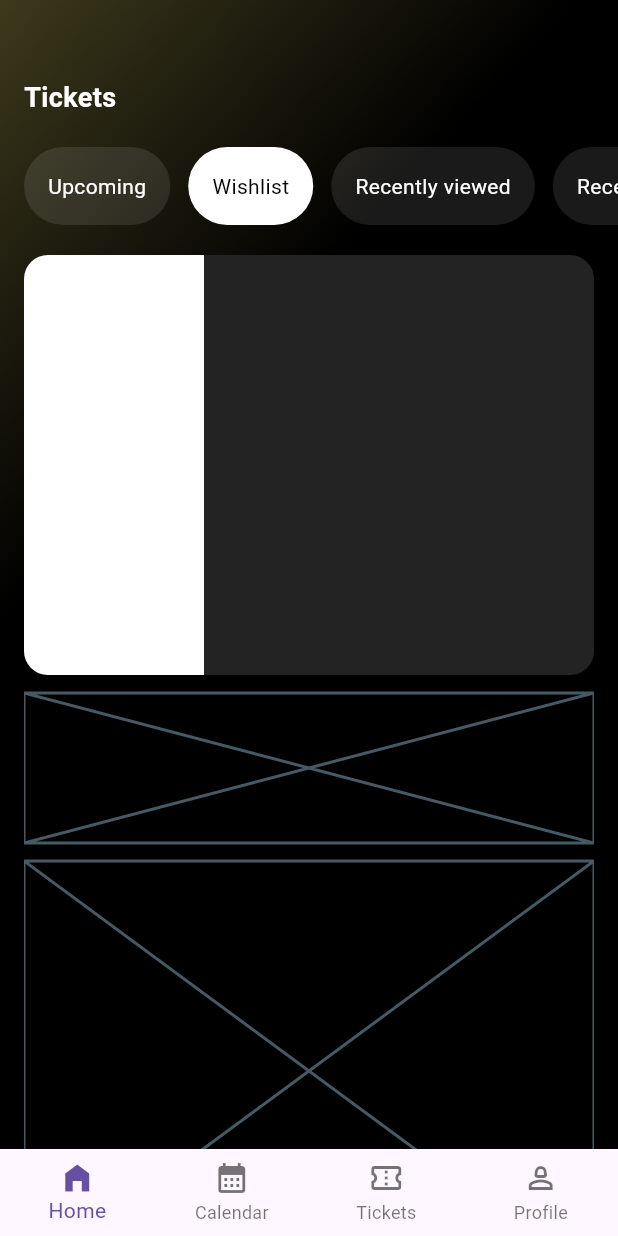
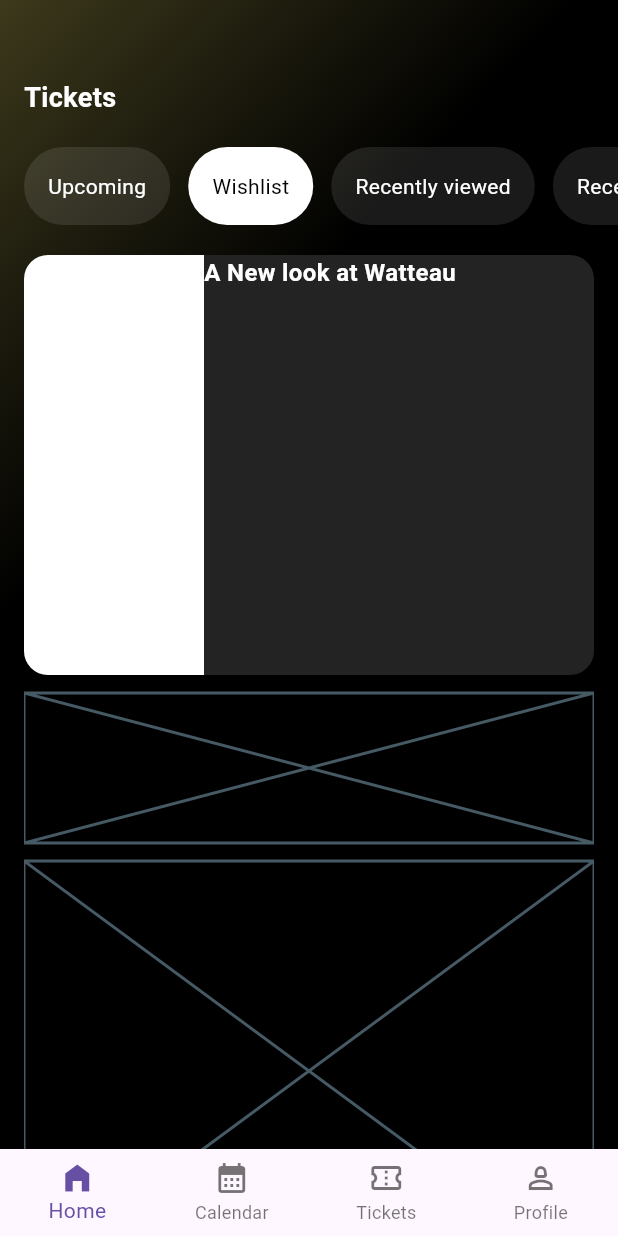
Before and after one commit to JAICHANGPARK/flutter_notebook_chapter_43, a Flutter app: the EventHomePage screen opened directly, on a phone screen of 412 x 824 dp. Run offline on Flutter 3.47's test engine with Material 3 defaults, Android fonts, the phone set to English and light mode, and no system bars; our stand-ins replace gap, hugeicons, percent_indicator.

Commit message:
Update event_home_page.dart

```diff
--- a/lib/ep2186_event_app/ui/event_home_page.dart
+++ b/lib/ep2186_event_app/ui/event_home_page.dart
@@ -134,12 +134,11 @@ class _EventHomePageState extends State<EventHomePage> {
                                   Container(
                                     width: 120,
                                     decoration: BoxDecoration(
-                                      color: Colors.white,
-                                      borderRadius: BorderRadius.only(
-                                        topLeft: Radius.circular(16),
-                                        bottomLeft: Radius.circular(16),
-                                      )
-                                    ),
+                                        color: Colors.white,
+                                        borderRadius: BorderRadius.only(
+                                          topLeft: Radius.circular(16),
+                                          bottomLeft: Radius.circular(16),
+                                        )),
                                   ),
                                   Expanded(
                                     child: Column(
@@ -147,7 +146,14 @@ class _EventHomePageState extends State<EventHomePage> {
                                       children: [
                                         Row(
                                           children: [
-
+                                            Text(
+                                              "A New look at Watteau",
+                                              style: TextStyle(
+                                                fontSize: 16,
+                                                color: Colors.white,
+                                                fontWeight: FontWeight.bold,
+                                              ),
+                                            )
                                           ],
                                         )
                                       ],
```
